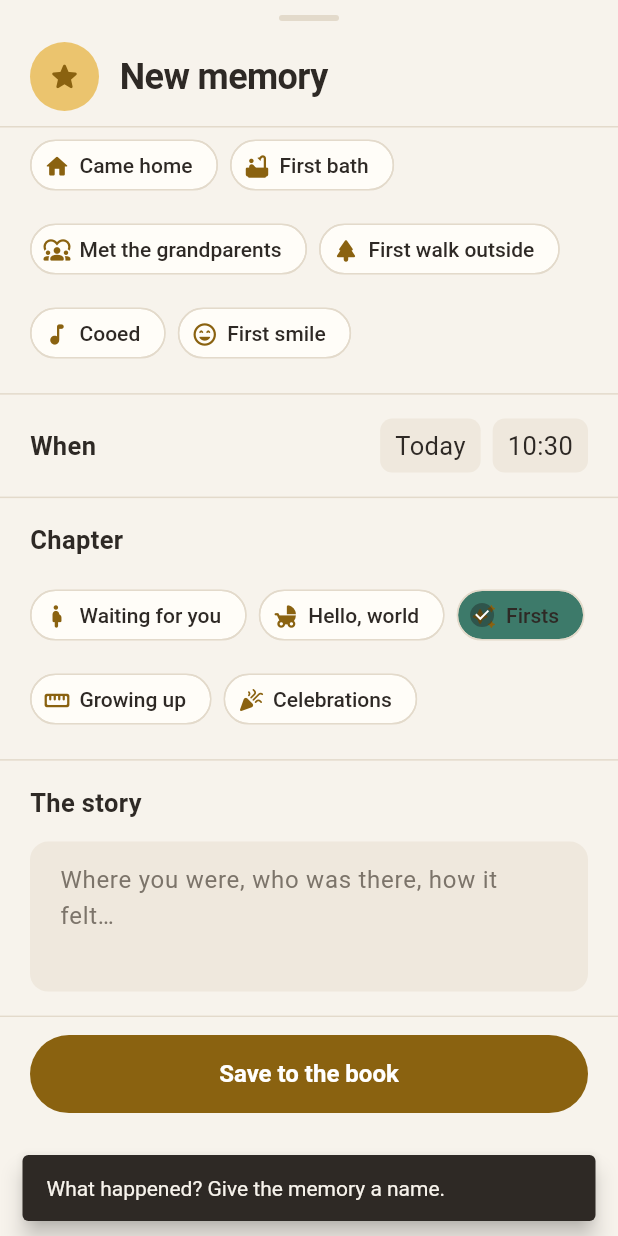
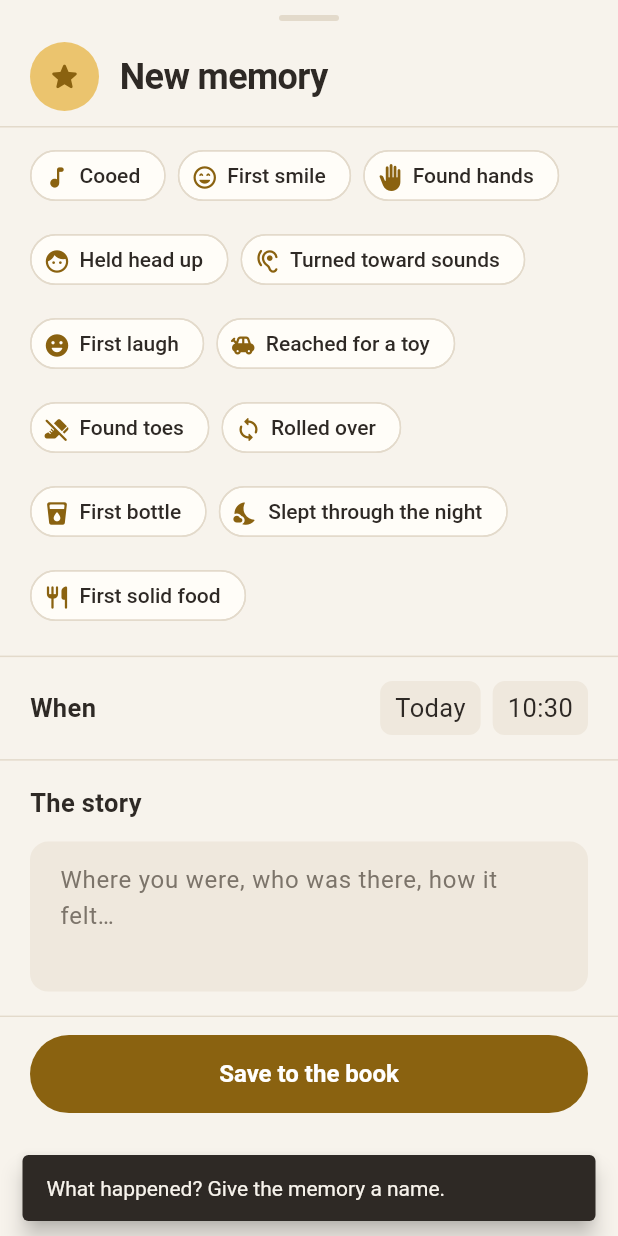
Before and after one commit to jfchenier/nestling, a Flutter app: the MemoryForm widget shown alone on an empty page, opened directly, scrolled down 453 dp, after a tap on "Save to the book", on a phone screen of 412 x 824 dp. Run offline on Flutter 3.47's test engine with Material 3 defaults, Android fonts, the phone set to English and light mode, and no system bars; our stand-ins replace file_picker, fl_chart, google_sign_in, qr_flutter, shared_preferences, web; missing offline and left inert: cryptography, dart:js_interop, extension_google_sign_in_as_googleapis_auth, googleapis, mobile_scanner; accounts and stored records are empty.

Commit message:
Book: fix the gap when opened from Home, keep memories in their chapter
- The chapter bar measured its pills with the context's default text style, which in a
  pushed route (Home's Firsts card) is Flutter's oversized fallback: big empty bands.
  It now measures with the theme's body text.
- The memory form always saves the chapter: one started from an idea and renamed, or an
  older memory edited, no longer moves to Firsts. Memories without a chapter dated before
  the birth date go in Waiting for you.
- The chapter picker comes first in the form and the suggestions follow it.
- Every chapter ends with its ideas (Firsts' were at the top); Growing up gets its own.

Co-Authored-By: Claude Opus 5.5 (1M context) <noreply@anthropic.com>
Claude-Session: https://claude.ai/code/session_01PiUtSERzDZS6QcmisDFTBw

```diff
--- a/app/lib/screens/baby_book.dart
+++ b/app/lib/screens/baby_book.dart
@@ -93,6 +93,12 @@ const milestoneIdeas = [
   MilestoneIdea('First snow', Icons.ac_unit_rounded, 'any time'),
   MilestoneIdea('First day at daycare', Icons.school_rounded, 'any time'),
   MilestoneIdea('First tooth', Icons.auto_awesome_rounded, '6–10 months', BookChapter.growing),
+  MilestoneIdea('Up a diaper size', Icons.baby_changing_station_rounded, 'now and then', BookChapter.growing, true),
+  MilestoneIdea('Up a clothes size', Icons.checkroom_rounded, 'now and then', BookChapter.growing, true),
+  MilestoneIdea('Outgrew the bassinet', Icons.crib_rounded, '3–6 months', BookChapter.growing),
+  MilestoneIdea('Own room', Icons.bedroom_baby_rounded, 'any time', BookChapter.growing),
+  MilestoneIdea('Forward-facing car seat', Icons.directions_car_rounded, 'after 2 years', BookChapter.growing),
+  MilestoneIdea('First shoes', Icons.directions_run_rounded, 'first steps', BookChapter.growing),
   MilestoneIdea('First Christmas', Icons.park_rounded, 'December', BookChapter.celebrations),
   MilestoneIdea('First Halloween', Icons.dark_mode_rounded, 'October', BookChapter.celebrations),
   MilestoneIdea('First Easter', Icons.egg_rounded, 'spring', BookChapter.celebrations),
@@ -113,12 +119,20 @@ const bananaName = 'Banana for scale';
 
 bool isBanana(Event e) => _key((e['name'] as String?) ?? '') == _key(bananaName);
 
-/// The chapter a memory goes in when none was picked: its idea's, else Firsts.
-BookChapter autoChapter(String? name) =>
-    ideaFor(name)?.chapter ?? (name != null && _key(name) == _key(bananaName) ? BookChapter.growing : BookChapter.firsts);
+/// The chapter a memory goes in when none was picked: its idea's, Waiting for you before the
+/// [birth] day, else Firsts.
+BookChapter autoChapter(String? name, {DateTime? at, DateTime? birth}) {
+  final idea = ideaFor(name);
+  if (idea != null) return idea.chapter;
+  if (name != null && _key(name) == _key(bananaName)) return BookChapter.growing;
+  if (at != null && birth != null && at.isBefore(DateTime(birth.year, birth.month, birth.day))) return BookChapter.waiting;
+  return BookChapter.firsts;
+}
 
-/// The chapter a memory is in.
-BookChapter chapterOf(Event e) => BookChapter.byId(e['chapter']) ?? autoChapter(e['name'] as String?);
+/// The chapter a memory is in: the one saved with it (the app saves it always; older entries and
+/// imports may have none).
+BookChapter chapterOf(Event e, {DateTime? birth}) =>
+    BookChapter.byId(e['chapter']) ?? autoChapter(e['name'] as String?, at: e.start, birth: birth);
 
 /// The selected child's memories (milestones), oldest first, reloaded whenever data changes.
 mixin _Memories<T extends StatefulWidget> on State<T> {
@@ -246,7 +260,7 @@ class _BabyBookScreenState extends State<BabyBookScreen> with _Memories {
     final byChapter = {for (final c in BookChapter.values) c: <Event>[]};
     final bananas = <Event>[];
     for (final e in list ?? const <Event>[]) {
-      (isBanana(e) ? bananas : byChapter[chapterOf(e)]!).add(e);
+      (isBanana(e) ? bananas : byChapter[chapterOf(e, birth: child.birthDate)]!).add(e);
     }
     final logged = loggedKeys;
     var printIndex = 0;
@@ -329,9 +343,9 @@ class _BabyBookScreenState extends State<BabyBookScreen> with _Memories {
       ideas(BookChapter.hello),
       // Firsts
       heading(BookChapter.firsts),
-      ideas(BookChapter.firsts, seeAll: true),
       if (list != null && byChapter[BookChapter.firsts]!.isEmpty) const _EmptyBook(),
       ...prints(byChapter[BookChapter.firsts]!, byAge: true),
+      ideas(BookChapter.firsts, seeAll: true),
       // Growing up
       heading(BookChapter.growing),
       SectionTitle(
@@ -343,6 +357,7 @@ class _BabyBookScreenState extends State<BabyBookScreen> with _Memories {
       _BananaStrip(child: child, photos: bananas),
       ...prints(byChapter[BookChapter.growing]!),
       GrowthPage(child: child, growth: growth),
+      ideas(BookChapter.growing),
       // Celebrations
       heading(BookChapter.celebrations),
       ...prints(byChapter[BookChapter.celebrations]!),
@@ -611,7 +626,9 @@ class _ContentsBar extends SliverPersistentHeaderDelegate {
   /// The bar's height for a [width]: as many rows as the pills wrap onto (one on a computer,
   /// two on most phones).
   static double heightFor(BuildContext context, double width) {
-    final style = DefaultTextStyle.of(context).style.merge(_label);
+    // The theme's body text, as the pills get it inside the Scaffold: [context] may sit above any
+    // Material (a pushed route), where the default text style is Flutter's oversized fallback.
+    final style = Theme.of(context).textTheme.bodyMedium!.merge(_label);
     final scaler = MediaQuery.textScalerOf(context);
     final room = width - _pad.horizontal;
     var rows = 1, x = 0.0, pill = 0.0;
@@ -909,7 +926,7 @@ class _EmptyBook extends StatelessWidget {
         Text('The first page is waiting', style: serifStyle(22), textAlign: TextAlign.center),
         const SizedBox(height: 6),
         Text(
-          'Pick an idea above or add your own: a photo, the day and a few words about it.',
+          'Pick an idea below or add your own: a photo, the day and a few words about it.',
           textAlign: TextAlign.center,
           style: TextStyle(color: context.pal.muted, height: 1.35),
         ),
@@ -1078,8 +1095,14 @@ class _MemoryFormState extends State<MemoryForm> with _Memories {
   late DateTime _start = e?.start ?? DateTime.now();
   late String? _tooth = e?['tooth'];
 
-  /// Picked by hand; null follows the name ([autoChapter]).
-  late BookChapter? _chapter = BookChapter.byId(e?['chapter']) ?? (widget.chapter == autoChapter(widget.name) ? null : widget.chapter);
+  /// The chapter picked by hand, or the one it was opened in (an existing memory's, an idea's, the
+  /// chapter's "Your own"). Null only for a new memory from nowhere in particular: it then follows
+  /// the name and date ([autoChapter]) until one is picked.
+  late BookChapter? _chapter = e != null
+      ? chapterOf(e!, birth: context.read<AppState>().child?.birthDate)
+      : ideaFor(widget.name)?.chapter ?? widget.chapter;
+
+  BookChapter _chapterNow(AppState s) => _chapter ?? autoChapter(_name.text, at: _start, birth: s.child?.birthDate);
   Uint8List? _newPhoto;
   bool _removePhoto = false, _busy = false, _preparing = false;
 
@@ -1115,7 +1138,8 @@ class _MemoryFormState extends State<MemoryForm> with _Memories {
     final messenger = ScaffoldMessenger.of(context);
     final note = _note.text.trim();
     final tooth = _key(name) == 'first tooth' || e?['tooth'] != null ? _tooth : null;
-    final chapter = _chapter == null || _chapter == autoChapter(name) ? null : _chapter!.id;
+    // Always saved, so a renamed memory (or a later list of ideas) never moves it.
+    final chapter = _chapterNow(s).id;
     final body = {'type': 'milestone', 'name': name, 'start': formatTime(_start), 'note': note.isEmpty ? null : note, 'tooth': tooth, 'chapter': chapter};
     if (e == null) body.removeWhere((k, v) => v == null);
     final saved = await guard(context, () => s.act((api) => e == null ? api.post('/children/${s.childId}/events', body) : api.patch('/events/${e!.id}', body)));
@@ -1161,11 +1185,15 @@ class _MemoryFormState extends State<MemoryForm> with _Memories {
     final showsPhoto = _newPhoto != null || (_hadPhoto && !_removePhoto);
     final idea = ideaFor(_name.text);
 
-    // Ideas not in the book yet that match what's typed.
+    final chapter = _chapterNow(s);
+
+    // Ideas not in the book yet: the chapter's, or, once something is typed, any that match
+    // (the chapter's first).
     final typed = _key(_name.text), logged = loggedKeys;
+    final open = milestoneIdeas.where((i) => (i.repeats || !logged.contains(_key(i.name))) && (typed.isEmpty ? i.chapter == chapter : _key(i.name).contains(typed)));
     final suggestions = e != null || idea != null
         ? const <MilestoneIdea>[]
-        : milestoneIdeas.where((i) => !logged.contains(_key(i.name)) && _key(i.name).contains(typed)).take(12).toList();
+        : [...open.where((i) => i.chapter == chapter), ...open.where((i) => i.chapter != chapter)].take(12).toList();
 
     return Padding(
       padding: EdgeInsets.only(bottom: MediaQuery.viewInsetsOf(context).bottom),
@@ -1206,6 +1234,22 @@ class _MemoryFormState extends State<MemoryForm> with _Memories {
                       Padding(padding: const EdgeInsets.fromLTRB(20, 16, 20, 16), child: showsPhoto ? _photoPreview(picture) : _addPhoto()),
                     Divider(height: 1, color: c.line),
                     FormRow(
+                      label: 'Chapter',
+                      below: Wrap(
+                        spacing: 8,
+                        runSpacing: 8,
+                        children: [
+                          for (final ch in BookChapter.values)
+                            ChoiceChip(
+                              avatar: Icon(ch.icon, size: 18, color: k.on(c)),
+                              label: Text(ch.title),
+                              selected: chapter == ch,
+                              onSelected: (_) => setState(() => _chapter = ch),
+                            ),
+                        ],
+                      ),
+                    ),
+                    FormRow(
                       label: 'What happened?',
                       below: Column(
                         crossAxisAlignment: CrossAxisAlignment.stretch,
@@ -1225,7 +1269,10 @@ class _MemoryFormState extends State<MemoryForm> with _Memories {
                                   ActionChip(
                                     avatar: Icon(i.icon, size: 18, color: k.on(c)),
                                     label: Text(i.name),
-                                    onPressed: () => _name.text = i.name,
+                                    onPressed: () => setState(() {
+                                      _chapter = i.chapter;
+                                      _name.text = i.name;
+                                    }),
                                   ),
                               ],
                             ),
@@ -1249,22 +1296,6 @@ class _MemoryFormState extends State<MemoryForm> with _Memories {
                     FormRow(
                       label: 'When',
                       child: DateTimeValue(value: _start, onChanged: (v) => setState(() => _start = v)),
-                    ),
-                    FormRow(
-                      label: 'Chapter',
-                      below: Wrap(
-                        spacing: 8,
-                        runSpacing: 8,
-                        children: [
-                          for (final ch in BookChapter.values)
-                            ChoiceChip(
-                              avatar: Icon(ch.icon, size: 18, color: k.on(c)),
-                              label: Text(ch.title),
-                              selected: (_chapter ?? autoChapter(_name.text)) == ch,
-                              onSelected: (_) => setState(() => _chapter = ch),
-                            ),
-                        ],
-                      ),
                     ),
                     FormRow(
                       label: 'The story',
--- a/app/lib/screens/teeth_chart.dart
+++ b/app/lib/screens/teeth_chart.dart
@@ -303,6 +303,7 @@ class _ToothSheetState extends State<_ToothSheet> {
         'type': 'milestone',
         'name': anyTooth ? widget.tooth.name : 'First tooth',
         'tooth': widget.tooth.code,
+        'chapter': 'growing',
         'start': start,
       }),
     );
```
Also changed, not shown: 2 other files.
